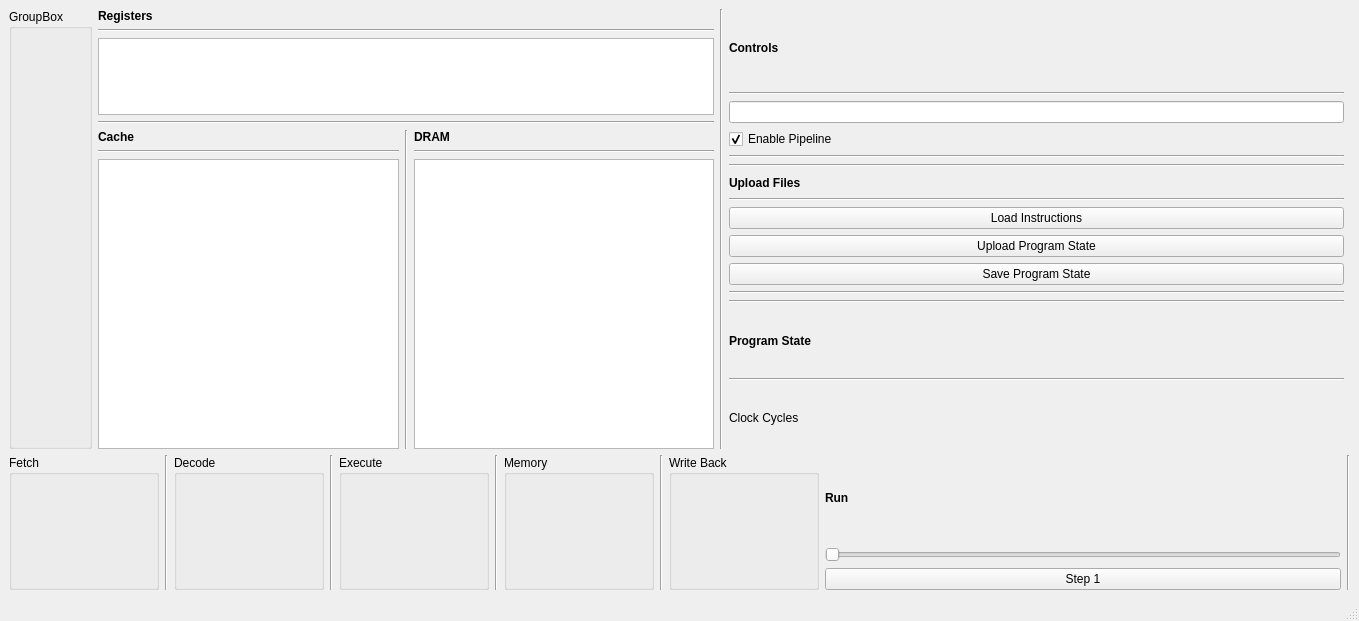
Before: the Qt Designer form gui/gui.ui in bdunahu/RISC-V-ECTOR-, drawn with Qt 5.
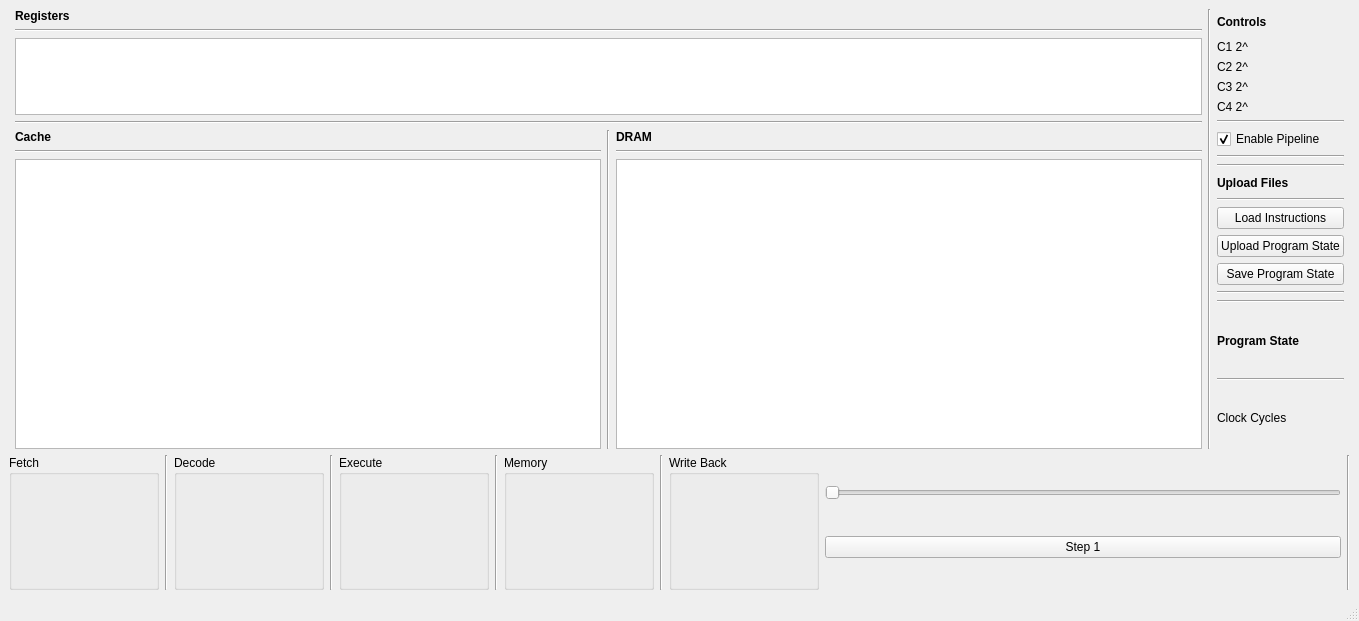
After: the same form once the commit is applied. Custom widgets are drawn as their Qt base class.

Commit message: Add custom QWidget to keep track of up to 4 user cache ways

```diff
--- a/gui/gui.ui
+++ b/gui/gui.ui
@@ -133,6 +133,85 @@
             </property>
            </widget>
           </item>
+          <item>
+           <layout class="QHBoxLayout" name="horizontalLayout_9">
+            <item>
+             <layout class="QVBoxLayout" name="verticalLayout_9">
+              <property name="sizeConstraint">
+               <enum>QLayout::SizeConstraint::SetMinimumSize</enum>
+              </property>
+              <item>
+               <widget class="QLabel" name="label">
+                <property name="maximumSize">
+                 <size>
+                  <width>16777215</width>
+                  <height>16777215</height>
+                 </size>
+                </property>
+                <property name="text">
+                 <string>C1 2^</string>
+                </property>
+               </widget>
+              </item>
+              <item>
+               <widget class="QLabel" name="label_2">
+                <property name="maximumSize">
+                 <size>
+                  <width>16777215</width>
+                  <height>16777215</height>
+                 </size>
+                </property>
+                <property name="text">
+                 <string>C2 2^</string>
+                </property>
+               </widget>
+              </item>
+              <item>
+               <widget class="QLabel" name="label_3">
+                <property name="minimumSize">
+                 <size>
+                  <width>0</width>
+                  <height>0</height>
+                 </size>
+                </property>
+                <property name="maximumSize">
+                 <size>
+                  <width>16777215</width>
+                  <height>16777215</height>
+                 </size>
+                </property>
+                <property name="text">
+                 <string>C3 2^</string>
+                </property>
+               </widget>
+              </item>
+              <item>
+               <widget class="QLabel" name="label_4">
+                <property name="maximumSize">
+                 <size>
+                  <width>16777215</width>
+                  <height>16777215</height>
+                 </size>
+                </property>
+                <property name="text">
+                 <string>C4 2^</string>
+                </property>
+               </widget>
+              </item>
+             </layout>
+            </item>
+            <item>
+             <widget class="DynamicWaysEntry" name="cache_way_selector" native="true">
+              <property name="minimumSize">
+               <size>
+                <width>0</width>
+                <height>0</height>
+               </size>
+              </property>
+             </widget>
+            </item>
+           </layout>
+          </item>
           <item>
            <widget class="Line" name="line_35">
             <property name="orientation">
@@ -142,9 +221,6 @@
           </item>
           <item>
            <layout class="QVBoxLayout" name="verticalLayout_27">
-            <item>
-             <widget class="QLineEdit" name="way_box_1"/>
-            </item>
             <item>
              <layout class="QHBoxLayout" name="horizontalLayout_10">
               <item>
@@ -533,18 +609,6 @@
         </item>
         <item>
          <layout class="QVBoxLayout" name="verticalLayout_6">
-          <item>
-           <widget class="QLabel" name="label_14">
-            <property name="font">
-             <font>
-              <bold>true</bold>
-             </font>
-            </property>
-            <property name="text">
-             <string>Run</string>
-            </property>
-           </widget>
-          </item>
           <item>
            <widget class="QSlider" name="step_slider">
             <property name="minimum">
@@ -598,19 +662,20 @@
         </property>
        </widget>
       </item>
-      <item row="0" column="0">
-       <widget class="QGroupBox" name="groupBox">
-        <property name="title">
-         <string>GroupBox</string>
-        </property>
-       </widget>
-      </item>
      </layout>
     </item>
    </layout>
   </widget>
   <widget class="QStatusBar" name="statusBar"/>
  </widget>
+ <customwidgets>
+  <customwidget>
+   <class>DynamicWaysEntry</class>
+   <extends>QWidget</extends>
+   <header location="global">dynamicwaysentry.h</header>
+   <container>1</container>
+  </customwidget>
+ </customwidgets>
  <resources/>
  <connections/>
 </ui>
```
The commit also changes 7 other files.
